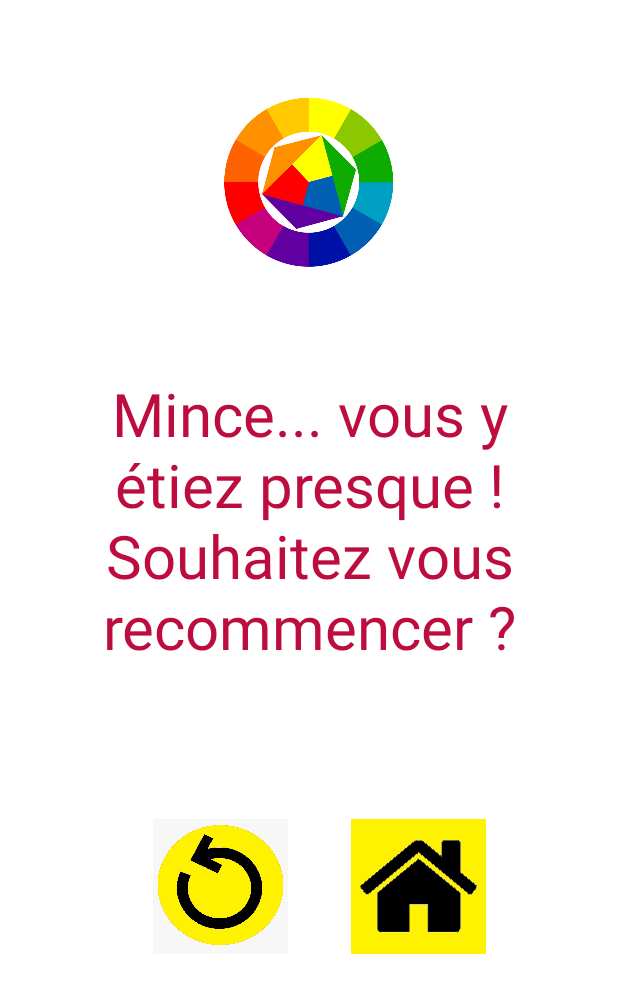
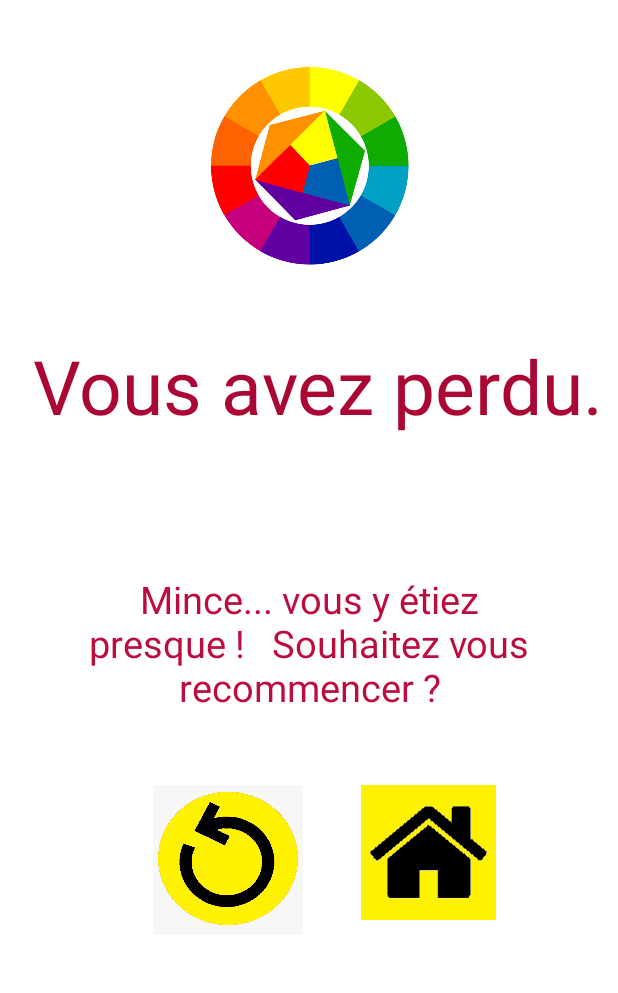
Before and after one commit to hashgrem/AppColorMemory, an Android app: the layout layout_recommencer.xml on its own in the app's theme, with its tools: preview values and no code run, on a phone screen of 412 x 824 dp. Shown: the top 993 px of the screen. Run offline under Robolectric (Android 15) with nearby library versions, the light colour scheme and no system bars.

Commit message:
correction petit probleme d'affichage

```diff
--- a/app/src/main/AndroidManifest.xml
+++ b/app/src/main/AndroidManifest.xml
@@ -14,6 +14,7 @@
         <activity android:name=".NiveauDifficile" />
         <activity android:name=".ChoixNiveau" />
         <activity android:name=".MainActivity" />
+        <activity android:name=".RecommencerNiveau" />
         <activity android:name=".Profil"></activity>
 
         <activity android:name=".MainMenu">
--- a/app/src/main/java/com/example/appcolormemory/MainActivity.java
+++ b/app/src/main/java/com/example/appcolormemory/MainActivity.java
@@ -198,6 +198,7 @@ public class MainActivity extends AppCompatActivity {
                 Thread.sleep(2000);
                 Intent recommencer = new Intent(MainActivity.this, RecommencerNiveau.class);
                 startActivity(recommencer);
+                Thread.sleep(2000);
                 //page échec : demander de recommencer
             }
             else{
--- a/app/src/main/res/layout/layout_recommencer.xml
+++ b/app/src/main/res/layout/layout_recommencer.xml
@@ -8,16 +8,30 @@
 
     <ImageView
         android:id="@+id/logo_image"
-        android:layout_width="150dp"
-        android:layout_height="0dp"
+        android:layout_width="175dp"
+        android:layout_height="175dp"
         android:layout_gravity="center"
         android:layout_marginBottom="303dp"
         android:src="@drawable/cercle_couleurs"
         app:layout_constraintBottom_toTopOf="@+id/home"
         app:layout_constraintEnd_toEndOf="parent"
-        app:layout_constraintHorizontal_bias="0.498"
         app:layout_constraintStart_toStartOf="parent"
         app:layout_constraintTop_toTopOf="parent" />
+
+    <TextView
+        android:id="@+id/msg_perdu"
+        android:layout_width="390dp"
+        android:layout_height="206dp"
+        android:gravity="center"
+        android:text="Vous avez perdu."
+        android:textColor="#AA0735"
+        android:textSize="50sp"
+        app:layout_constraintBottom_toBottomOf="parent"
+        app:layout_constraintEnd_toEndOf="parent"
+        app:layout_constraintHorizontal_bias="0.761"
+        app:layout_constraintStart_toStartOf="parent"
+        app:layout_constraintTop_toTopOf="parent"
+        app:layout_constraintVertical_bias="0.249" />
 
     <TextView
         android:id="@+id/msg_echec"
@@ -26,24 +40,25 @@
         android:gravity="center"
         android:text="Mince... vous y étiez presque !   Souhaitez vous recommencer ?"
         android:textColor="#BC0D3E"
-        android:textSize="40sp"
+        android:textSize="25sp"
         app:layout_constraintBottom_toBottomOf="parent"
         app:layout_constraintEnd_toEndOf="parent"
         app:layout_constraintStart_toStartOf="parent"
         app:layout_constraintTop_toTopOf="parent"
-        app:layout_constraintVertical_bias="0.395" />
+        app:layout_constraintVertical_bias="0.527" />
 
     <ImageButton
         android:id="@+id/restart"
-        android:layout_width="90dp"
-        android:layout_height="90dp"
+        android:layout_width="100dp"
+        android:layout_height="100dp"
         android:layout_gravity="center"
         android:background="@drawable/restart"
         app:layout_constraintBottom_toBottomOf="@+id/home"
         app:layout_constraintEnd_toEndOf="parent"
-        app:layout_constraintHorizontal_bias="0.317"
+        app:layout_constraintHorizontal_bias="0.327"
         app:layout_constraintStart_toStartOf="parent"
-        app:layout_constraintTop_toTopOf="@+id/home" />
+        app:layout_constraintTop_toTopOf="@+id/home"
+        app:layout_constraintVertical_bias="0.0" />
 
     <ImageButton
         android:id="@+id/home"
```
